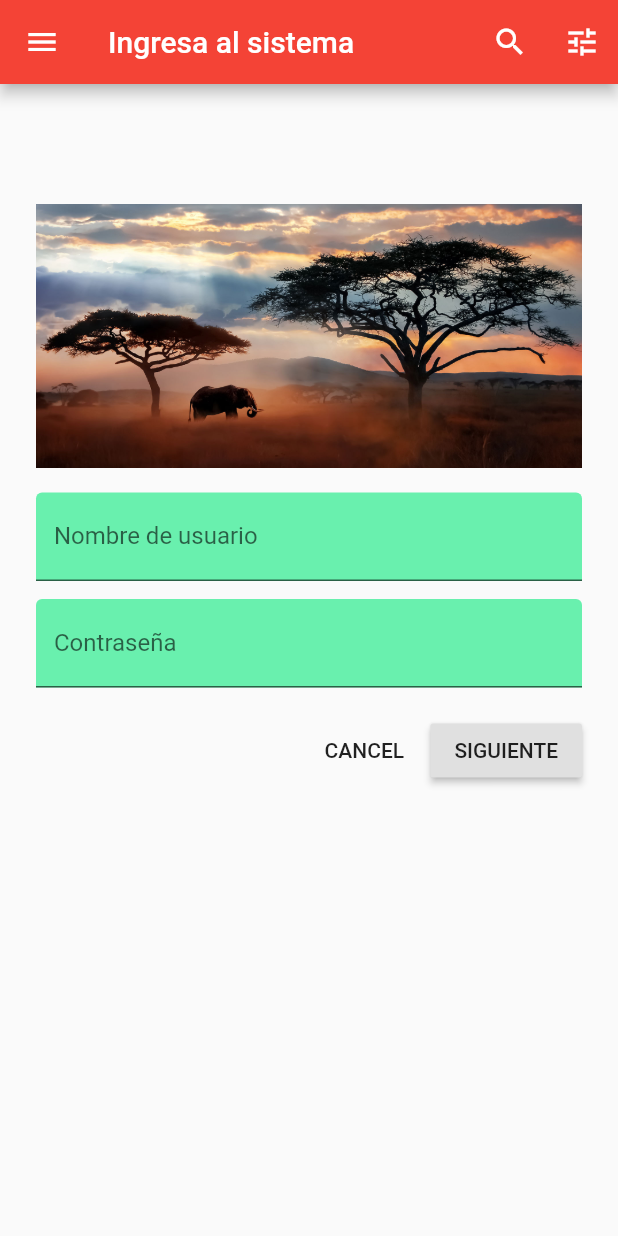
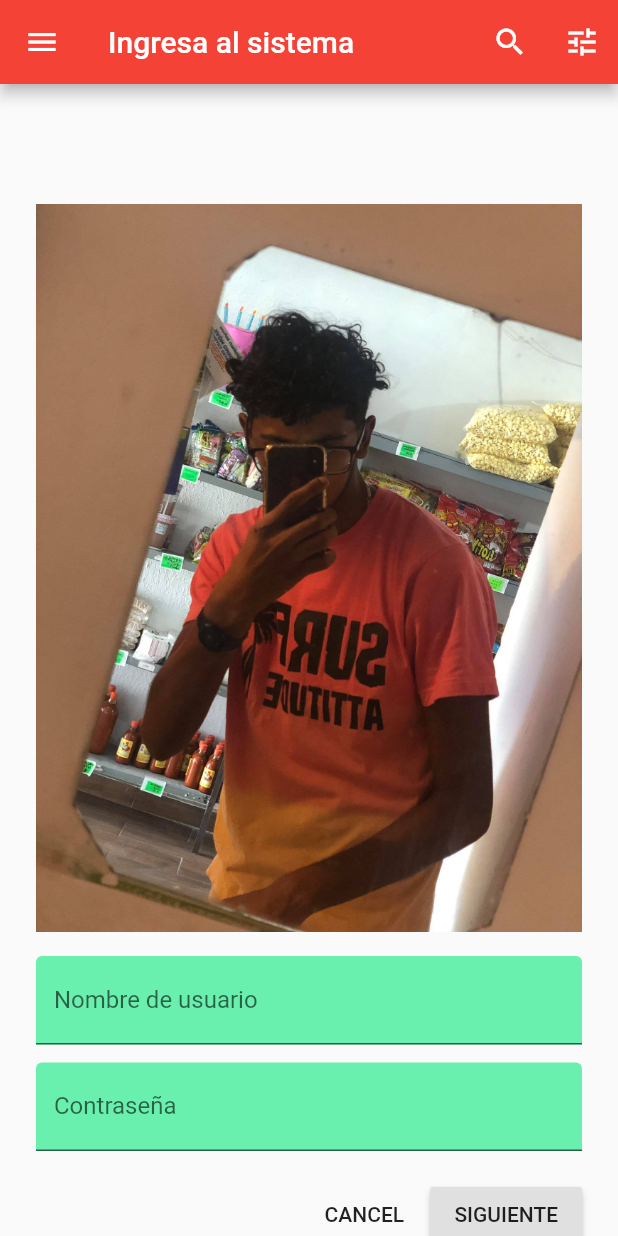
Before and after one commit to YahirS/loginSencillo, a Flutter app: the screen it shows after launch, on a phone screen of 412 x 824 dp. Run offline on Flutter 3.47's test engine with Material 2 defaults, Android fonts, the phone set to English and light mode, and no system bars.

```diff
--- a/lib/main.dart
+++ b/lib/main.dart
@@ -79,7 +79,7 @@ class _IngresoSistemaState extends State<IngresoSistema> {
             SizedBox(height: 80.0),
             Column(
               children: <Widget>[
-                Image.asset('assets/yahir1111.jpg'),
+                Image.asset('assets/image05.jpg'),
                 SizedBox(height: 16.0),
               ],
             ),
```
Also changed, not shown: 1 other file.
